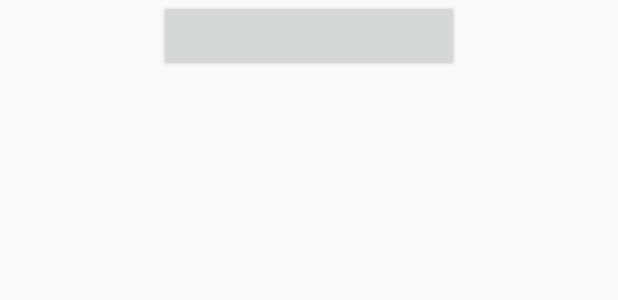
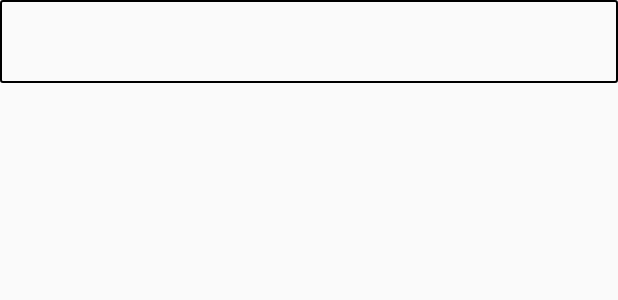
Before and after one commit to Glowsquirrel/ttr, an Android app: the layout lobby_players_item_view.xml on its own in the app's theme, with its tools: preview values and no code run, on a phone screen of 412 x 824 dp. Shown: the top 300 px of the screen. Run offline under Robolectric (Android 15) with nearby library versions, the phone set to English and light mode, and no system bars.

Commit message:
lobby fix

```diff
--- a/app/src/main/java/clientfacade/ClientFacade.java
+++ b/app/src/main/java/clientfacade/ClientFacade.java
@@ -46,6 +46,7 @@ public class ClientFacade {
     public void createGame(CommandResult result){
         if (result.isSuccess()){
             clientModel.setMyGame(result.getMessage());
+            clientModel.setHasGame(true);
             this.postErrorMessage(result.getMessage());
         }
         else
--- a/app/src/main/java/model/ClientModel.java
+++ b/app/src/main/java/model/ClientModel.java
@@ -137,7 +137,9 @@ public class ClientModel implements Observable{
     @Override
     public void unregister(Observer deleteObserver) {
         int observerIndex = observers.indexOf(deleteObserver);
-        observers.remove(observerIndex);
+        if(observerIndex>=0) {
+            observers.remove(observerIndex);
+        }
     }
 
     @Override
--- a/app/src/main/res/layout/activity_menu_game_lobby.xml
+++ b/app/src/main/res/layout/activity_menu_game_lobby.xml
@@ -41,14 +41,8 @@
 
     <android.support.v7.widget.RecyclerView
         android:id="@+id/playerList"
-        android:layout_width="0dp"
-        android:layout_height="300dp"
-        android:layout_marginLeft="160dp"
-        android:layout_marginStart="153dp"
-        android:layout_marginTop="52dp"
-        app:layout_constraintLeft_toLeftOf="parent"
-        app:layout_constraintTop_toTopOf="parent"
-        tools:layout_constraintLeft_creator="1"
-        tools:layout_constraintTop_creator="1"
-        android:nestedScrollingEnabled="false"/>
+        android:layout_width="match_parent"
+        android:layout_height="wrap_content"
+        android:gravity="center"
+        android:padding="5dp"/>
 </android.support.constraint.ConstraintLayout>
--- a/app/src/main/res/layout/lobby_players_item_view.xml
+++ b/app/src/main/res/layout/lobby_players_item_view.xml
@@ -1,11 +1,35 @@
-<?xml version="1.0" encoding="utf-8"?>
-<LinearLayout xmlns:android="http://schemas.android.com/apk/res/android"
-    android:orientation="vertical" android:layout_width="match_parent"
-    android:layout_height="wrap_content">
-    <Button
-        android:id="@+id/player"
-        android:layout_width="200dp"
-        android:layout_height="wrap_content"
-        android:layout_centerHorizontal="true"
-        android:layout_gravity="center" />
-</LinearLayout>
+<RelativeLayout xmlns:android="http://schemas.android.com/apk/res/android"
+    android:id="@+id/my_list_item"
+    android:layout_width="match_parent"
+    android:layout_height="55dp"
+    android:background="@drawable/customborder">
+
+    <LinearLayout
+        android:id="@+id/my_child_item"
+        android:layout_width="match_parent"
+        android:layout_height="match_parent"
+        android:orientation="horizontal"
+        android:weightSum="100">
+
+        <TextView
+            android:id="@+id/player"
+            android:layout_width="0dp"
+            android:layout_height="match_parent"
+            android:layout_weight="65"
+            android:textSize="20sp"
+            android:gravity="center"
+            android:ellipsize="end"
+            android:maxLines="2"
+            android:scrollHorizontally="true"/>
+
+        <TextView
+            android:id="@+id/item_players"
+            android:layout_width="0dp"
+            android:layout_height="match_parent"
+            android:layout_weight="35"
+            android:textSize="16sp"
+            android:gravity="center"/>
+
+    </LinearLayout>
+
+</RelativeLayout>
```
